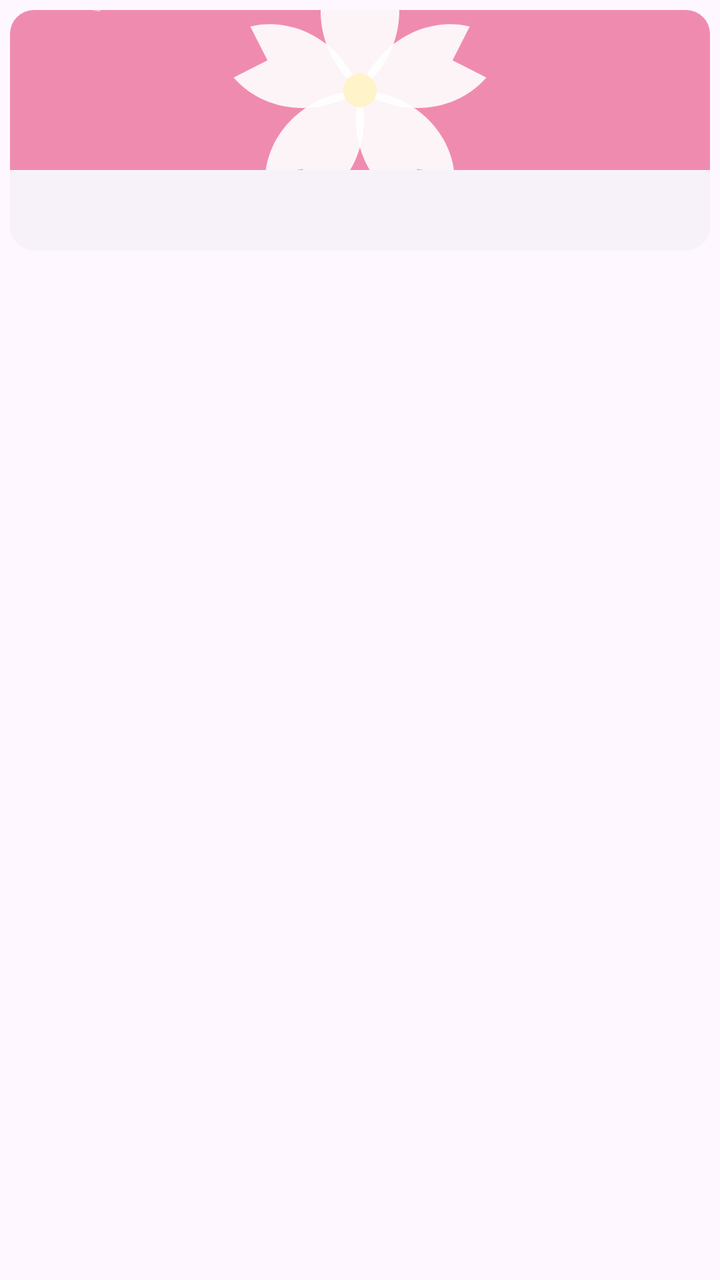
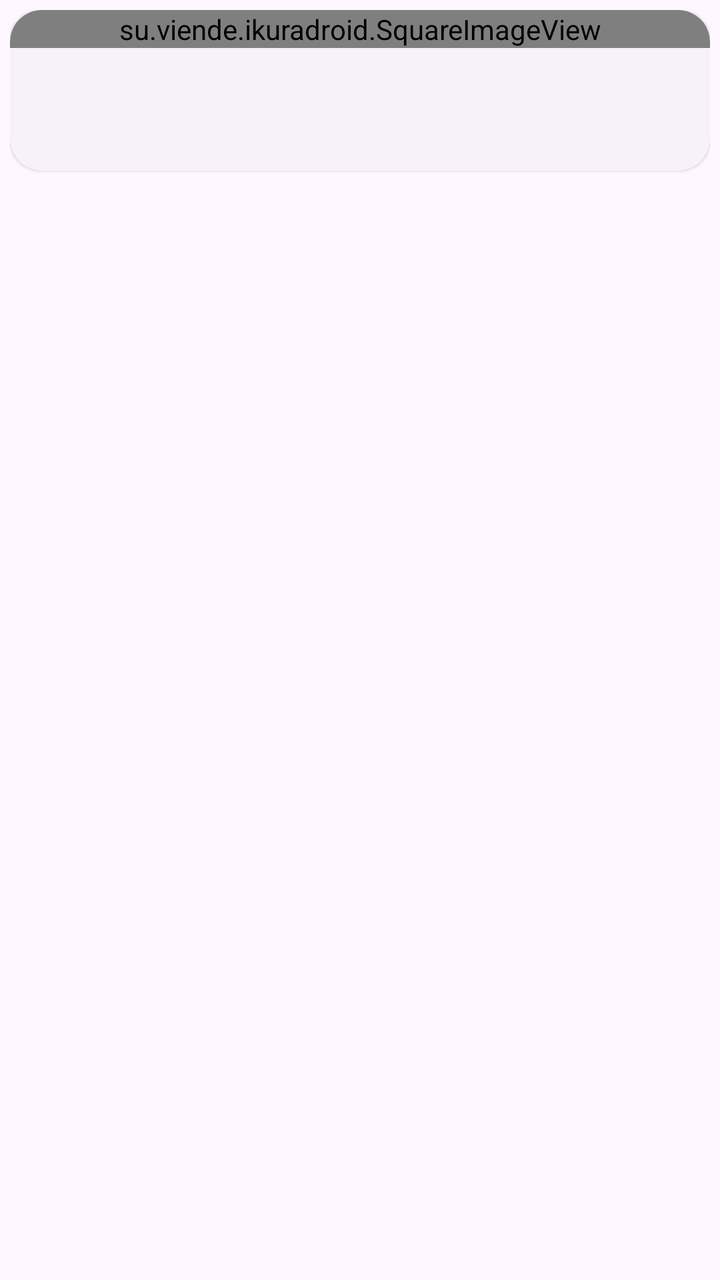

Screens rendered from an Android XML layout before and after an edit, with the pre-edit source and the edit as a unified diff.
<!-- AndroidManifest.xml: application theme AppTheme -->
<!-- res/layout/run_item.xml -->
<?xml version="1.0" encoding="utf-8"?>
<LinearLayout xmlns:android="http://schemas.android.com/apk/res/android"
    android:orientation="vertical" android:layout_width="match_parent"
    android:layout_height="match_parent"
    android:padding="5dp">

    <com.google.android.material.card.MaterialCardView
        android:id="@+id/card_view"
        style="@style/Widget.Material3.CardView.Elevated"
        android:layout_width="match_parent"
        android:layout_height="wrap_content"
        android:layout_marginBottom="2dp">

        <LinearLayout
            android:layout_width="match_parent"
            android:layout_height="wrap_content"
            android:gravity="top"
            android:orientation="vertical" >

            <ImageView
                android:id="@+id/iv_recycler_item"
                android:layout_width="match_parent"
                android:layout_height="80dp"
                android:scaleType="centerCrop"
                android:src="@drawable/card_img" />

            <TextView
                android:id="@+id/tv_recycler_item"
                android:layout_width="match_parent"
                android:layout_height="wrap_content"
                android:minHeight="40dp"
                android:paddingStart="10dp"
                android:paddingEnd="10dp"
                android:paddingTop="6dp"
                android:paddingBottom="10dp"
                android:textAppearance="?attr/textAppearanceTitleSmall"
                android:textColor="?android:attr/textColorPrimary"/>

        </LinearLayout>

    </com.google.android.material.card.MaterialCardView>

</LinearLayout>
<!-- resources referenced by this layout -->
<resources>
  <!-- drawable card_img: vector/xml drawable (drawable, 3065 chars, omitted) -->
  <style name="AppTheme" parent="AppBaseTheme" />
  <style name="AppBaseTheme" parent="Theme.Material3.DayNight.NoActionBar">
          
          <item name="colorPrimary">@color/ikura_primary</item>
          <item name="colorOnPrimary">@color/ikura_on_primary</item>
          <item name="colorPrimaryContainer">@color/ikura_primary_container</item>
          <item name="colorOnPrimaryContainer">@color/ikura_on_primary_container</item>
      </style>
  <color name="ikura_primary">#B02F00</color>
  <color name="ikura_on_primary">#FFFFFF</color>
  <color name="ikura_primary_container">#FFDBCC</color>
  <color name="ikura_on_primary_container">#3A0D00</color>
</resources>

<!-- the commit's change to res/layout/run_item.xml (unified diff, before → after) -->
@@ -1,7 +1,8 @@
 <?xml version="1.0" encoding="utf-8"?>
-<LinearLayout xmlns:android="http://schemas.android.com/apk/res/android"
-    android:orientation="vertical" android:layout_width="match_parent"
-    android:layout_height="match_parent"
+<FrameLayout xmlns:android="http://schemas.android.com/apk/res/android"
+    xmlns:app="http://schemas.android.com/apk/res-auto"
+    android:layout_width="match_parent"
+    android:layout_height="wrap_content"
     android:padding="5dp">
 
     <com.google.android.material.card.MaterialCardView
@@ -9,35 +10,64 @@
         style="@style/Widget.Material3.CardView.Elevated"
         android:layout_width="match_parent"
         android:layout_height="wrap_content"
-        android:layout_marginBottom="2dp">
+        app:cardCornerRadius="16dp">
 
         <LinearLayout
             android:layout_width="match_parent"
             android:layout_height="wrap_content"
-            android:gravity="top"
-            android:orientation="vertical" >
+            android:orientation="vertical">
 
-            <ImageView
+            <su.viende.ikuradroid.SquareImageView
                 android:id="@+id/iv_recycler_item"
                 android:layout_width="match_parent"
-                android:layout_height="80dp"
+                android:layout_height="wrap_content"
                 android:scaleType="centerCrop"
                 android:src="@drawable/card_img" />
 
-            <TextView
-                android:id="@+id/tv_recycler_item"
+            <LinearLayout
                 android:layout_width="match_parent"
                 android:layout_height="wrap_content"
-                android:minHeight="40dp"
-                android:paddingStart="10dp"
-                android:paddingEnd="10dp"
-                android:paddingTop="6dp"
-                android:paddingBottom="10dp"
-                android:textAppearance="?attr/textAppearanceTitleSmall"
-                android:textColor="?android:attr/textColorPrimary"/>
+                android:orientation="vertical"
+                android:paddingStart="12dp"
+                android:paddingEnd="12dp"
+                android:paddingTop="10dp"
+                android:paddingBottom="12dp">
+
+                <TextView
+                    android:id="@+id/tv_recycler_item"
+                    android:layout_width="match_parent"
+                    android:layout_height="wrap_content"
+                    android:maxLines="2"
+                    android:ellipsize="end"
+                    android:textAppearance="?attr/textAppearanceTitleSmall"
+                    android:textColor="?android:attr/textColorPrimary" />
+
+                <TextView
+                    android:id="@+id/tv_recycler_item_sub"
+                    android:layout_width="match_parent"
+                    android:layout_height="wrap_content"
+                    android:layout_marginTop="4dp"
+                    android:textAppearance="?attr/textAppearanceBodySmall"
+                    android:textColor="?android:attr/textColorSecondary" />
+
+                <TextView
+                    android:id="@+id/chip_recycler_item"
+                    android:layout_width="wrap_content"
+                    android:layout_height="wrap_content"
+                    android:layout_marginTop="8dp"
+                    android:background="@drawable/bg_engine_chip"
+                    android:paddingStart="10dp"
+                    android:paddingEnd="10dp"
+                    android:paddingTop="3dp"
+                    android:paddingBottom="3dp"
+                    android:textAppearance="?attr/textAppearanceLabelSmall"
+                    android:textColor="?attr/colorOnPrimaryContainer"
+                    android:visibility="gone" />
+
+            </LinearLayout>
 
         </LinearLayout>
 
     </com.google.android.material.card.MaterialCardView>
 
-</LinearLayout>
+</FrameLayout>
<!-- resource entries referenced after the edit -->
@@ -1,5 +1,12 @@
 <!-- resources referenced by this layout -->
 <resources>
+  <!-- drawable bg_engine_chip (drawable) -->
+  <?xml version="1.0" encoding="utf-8"?>
+  <shape xmlns:android="http://schemas.android.com/apk/res/android"
+      android:shape="rectangle">
+      <solid android:color="?attr/colorPrimaryContainer" />
+      <corners android:radius="999dp" />
+  </shape>
   <!-- drawable card_img: vector/xml drawable (drawable, 3065 chars, omitted) -->
   <style name="AppTheme" parent="AppBaseTheme" />
   <style name="AppBaseTheme" parent="Theme.Material3.DayNight.NoActionBar">
